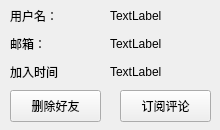
Above: deliciousClient/user.ui from gaoxiaojun/delicacymap before the change. Below: the same form after it.
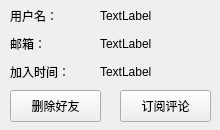
That is the form after the change.

Diff of the .ui file:
```diff
--- a/deliciousClient/user.ui
+++ b/deliciousClient/user.ui
@@ -42,9 +42,9 @@
   <widget class="QLabel" name="usrname">
    <property name="geometry">
     <rect>
-     <x>110</x>
+     <x>100</x>
      <y>2</y>
-     <width>101</width>
+     <width>111</width>
      <height>28</height>
     </rect>
    </property>
@@ -57,7 +57,7 @@
     <rect>
      <x>10</x>
      <y>2</y>
-     <width>61</width>
+     <width>71</width>
      <height>28</height>
     </rect>
    </property>
@@ -70,7 +70,7 @@
     <rect>
      <x>10</x>
      <y>30</y>
-     <width>61</width>
+     <width>71</width>
      <height>28</height>
     </rect>
    </property>
@@ -81,9 +81,9 @@
   <widget class="QLabel" name="mail">
    <property name="geometry">
     <rect>
-     <x>110</x>
+     <x>100</x>
      <y>30</y>
-     <width>101</width>
+     <width>111</width>
      <height>28</height>
     </rect>
    </property>
@@ -96,7 +96,7 @@
     <rect>
      <x>10</x>
      <y>58</y>
-     <width>51</width>
+     <width>71</width>
      <height>28</height>
     </rect>
    </property>
@@ -107,9 +107,9 @@
   <widget class="QLabel" name="joinTime">
    <property name="geometry">
     <rect>
-     <x>110</x>
+     <x>100</x>
      <y>58</y>
-     <width>101</width>
+     <width>111</width>
      <height>28</height>
     </rect>
    </property>
```
